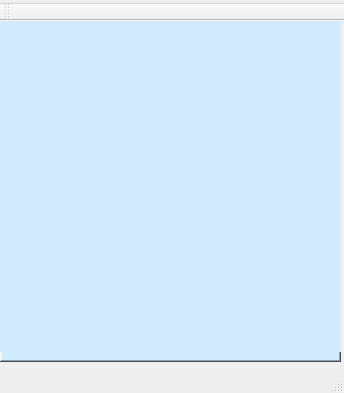
Before: the Qt Designer form PlotTalk/Forms/adminpage.ui in allanhaywood/CS441, drawn with Qt 5.
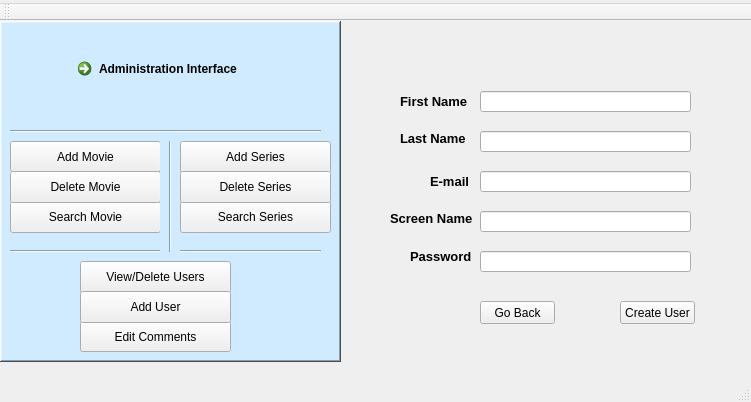
After: the same form once the commit is applied. The open tabs and pages were chosen to show the change. Icons and pictures are not drawn.

Commit message: made a way for admins to add users

Diff of the .ui file:
```diff
--- a/PlotTalk/Forms/adminpage.ui
+++ b/PlotTalk/Forms/adminpage.ui
@@ -6,8 +6,8 @@
    <rect>
     <x>0</x>
     <y>0</y>
-    <width>344</width>
-    <height>393</height>
+    <width>751</width>
+    <height>402</height>
    </rect>
   </property>
   <property name="windowTitle">
@@ -66,7 +66,7 @@
       </rect>
      </property>
      <property name="text">
-      <string>View Users</string>
+      <string>View/Delete Users</string>
      </property>
      <property name="icon">
       <iconset resource="../Resources/resources.qrc">
@@ -187,7 +187,7 @@
        <normaloff>:/images/Images/remove_icon.png</normaloff>:/images/Images/remove_icon.png</iconset>
      </property>
     </widget>
-    <widget class="QPushButton" name="delete_user">
+    <widget class="QPushButton" name="addUser">
      <property name="geometry">
       <rect>
        <x>80</x>
@@ -197,11 +197,11 @@
       </rect>
      </property>
      <property name="text">
-      <string>Delete User</string>
+      <string>Add User</string>
      </property>
      <property name="icon">
       <iconset resource="../Resources/resources.qrc">
-       <normaloff>:/images/Images/remove_icon.png</normaloff>:/images/Images/remove_icon.png</iconset>
+       <normaloff>:/images/Images/administrator.png</normaloff>:/images/Images/administrator.png</iconset>
      </property>
     </widget>
     <widget class="Line" name="line">
@@ -266,13 +266,17 @@
       </size>
      </property>
     </widget>
+   </widget>
     <widget class="QStackedWidget" name="Options">
+    <property name="enabled">
+     <bool>true</bool>
+    </property>
      <property name="geometry">
       <rect>
-       <x>0</x>
-       <y>0</y>
-       <width>341</width>
-       <height>331</height>
+      <x>350</x>
+      <y>30</y>
+      <width>411</width>
+      <height>341</height>
       </rect>
      </property>
      <widget class="QWidget" name="page">
@@ -281,7 +285,7 @@
         <rect>
          <x>10</x>
          <y>20</y>
-         <width>321</width>
+        <width>391</width>
          <height>271</height>
         </rect>
        </property>
@@ -302,7 +306,7 @@
       <widget class="QPushButton" name="delUser">
        <property name="geometry">
         <rect>
-         <x>234</x>
+        <x>310</x>
          <y>300</y>
          <width>91</width>
          <height>23</height>
@@ -315,7 +319,7 @@
       <widget class="QPushButton" name="ViewShows">
        <property name="geometry">
         <rect>
-         <x>110</x>
+        <x>150</x>
          <y>300</y>
          <width>101</width>
          <height>23</height>
@@ -326,7 +330,214 @@
        </property>
       </widget>
      </widget>
-     <widget class="QWidget" name="page_2"/>
+    <widget class="QWidget" name="page_2">
+     <widget class="QLineEdit" name="LastNameBox">
+      <property name="geometry">
+       <rect>
+        <x>130</x>
+        <y>80</y>
+        <width>211</width>
+        <height>21</height>
+       </rect>
+      </property>
+      <property name="font">
+       <font>
+        <family>verdana</family>
+       </font>
+      </property>
+     </widget>
+     <widget class="QLabel" name="passwordLabel">
+      <property name="geometry">
+       <rect>
+        <x>60</x>
+        <y>196</y>
+        <width>71</width>
+        <height>20</height>
+       </rect>
+      </property>
+      <property name="font">
+       <font>
+        <family>Tahoma</family>
+        <pointsize>10</pointsize>
+        <weight>75</weight>
+        <bold>true</bold>
+       </font>
+      </property>
+      <property name="text">
+       <string>&lt;html&gt;&lt;head/&gt;&lt;body&gt;&lt;p&gt;Password&lt;/p&gt;&lt;/body&gt;&lt;/html&gt;</string>
+      </property>
+     </widget>
+     <widget class="QLineEdit" name="emailBox">
+      <property name="geometry">
+       <rect>
+        <x>130</x>
+        <y>120</y>
+        <width>211</width>
+        <height>21</height>
+       </rect>
+      </property>
+      <property name="font">
+       <font>
+        <family>verdana</family>
+       </font>
+      </property>
+     </widget>
+     <widget class="QLineEdit" name="handleBox">
+      <property name="geometry">
+       <rect>
+        <x>130</x>
+        <y>160</y>
+        <width>211</width>
+        <height>21</height>
+       </rect>
+      </property>
+      <property name="font">
+       <font>
+        <family>verdana</family>
+       </font>
+      </property>
+     </widget>
+     <widget class="QLabel" name="screenNameLabel">
+      <property name="geometry">
+       <rect>
+        <x>40</x>
+        <y>160</y>
+        <width>91</width>
+        <height>16</height>
+       </rect>
+      </property>
+      <property name="font">
+       <font>
+        <family>Tahoma</family>
+        <pointsize>10</pointsize>
+        <weight>75</weight>
+        <bold>true</bold>
+       </font>
+      </property>
+      <property name="text">
+       <string>&lt;html&gt;&lt;head/&gt;&lt;body&gt;&lt;p&gt;Screen Name&lt;/p&gt;&lt;/body&gt;&lt;/html&gt;</string>
+      </property>
+     </widget>
+     <widget class="QLabel" name="LastNameLabel">
+      <property name="geometry">
+       <rect>
+        <x>50</x>
+        <y>80</y>
+        <width>71</width>
+        <height>16</height>
+       </rect>
+      </property>
+      <property name="font">
+       <font>
+        <family>Tahoma</family>
+        <pointsize>10</pointsize>
+        <weight>75</weight>
+        <bold>true</bold>
+       </font>
+      </property>
+      <property name="text">
+       <string>&lt;html&gt;&lt;head/&gt;&lt;body&gt;&lt;p&gt;Last Name&lt;/p&gt;&lt;/body&gt;&lt;/html&gt;</string>
+      </property>
+     </widget>
+     <widget class="QLineEdit" name="FirstNameBox">
+      <property name="geometry">
+       <rect>
+        <x>130</x>
+        <y>40</y>
+        <width>211</width>
+        <height>21</height>
+       </rect>
+      </property>
+      <property name="font">
+       <font>
+        <family>verdana</family>
+       </font>
+      </property>
+     </widget>
+     <widget class="QLabel" name="FirstNameLabel">
+      <property name="geometry">
+       <rect>
+        <x>50</x>
+        <y>40</y>
+        <width>71</width>
+        <height>21</height>
+       </rect>
+      </property>
+      <property name="font">
+       <font>
+        <family>Tahoma</family>
+        <pointsize>10</pointsize>
+        <weight>75</weight>
+        <bold>true</bold>
+       </font>
+      </property>
+      <property name="text">
+       <string>&lt;html&gt;&lt;head/&gt;&lt;body&gt;&lt;p&gt;First Name&lt;/p&gt;&lt;/body&gt;&lt;/html&gt;</string>
+      </property>
+     </widget>
+     <widget class="QLineEdit" name="PasswordBox1">
+      <property name="geometry">
+       <rect>
+        <x>130</x>
+        <y>200</y>
+        <width>211</width>
+        <height>21</height>
+       </rect>
+      </property>
+      <property name="font">
+       <font>
+        <family>verdana</family>
+       </font>
+      </property>
+     </widget>
+     <widget class="QLabel" name="EmailLabel">
+      <property name="geometry">
+       <rect>
+        <x>80</x>
+        <y>120</y>
+        <width>51</width>
+        <height>20</height>
+       </rect>
+      </property>
+      <property name="font">
+       <font>
+        <family>Tahoma</family>
+        <pointsize>10</pointsize>
+        <weight>75</weight>
+        <italic>false</italic>
+        <bold>true</bold>
+       </font>
+      </property>
+      <property name="text">
+       <string>E-mail</string>
+      </property>
+     </widget>
+     <widget class="QPushButton" name="CreateUser">
+      <property name="geometry">
+       <rect>
+        <x>270</x>
+        <y>250</y>
+        <width>75</width>
+        <height>23</height>
+       </rect>
+      </property>
+      <property name="text">
+       <string>Create User</string>
+      </property>
+     </widget>
+     <widget class="QPushButton" name="goBack2">
+      <property name="geometry">
+       <rect>
+        <x>130</x>
+        <y>250</y>
+        <width>75</width>
+        <height>23</height>
+       </rect>
+      </property>
+      <property name="text">
+       <string>Go Back</string>
+      </property>
+     </widget>
     </widget>
    </widget>
   </widget>
@@ -335,7 +546,7 @@
     <rect>
      <x>0</x>
      <y>0</y>
-     <width>344</width>
+     <width>751</width>
      <height>21</height>
     </rect>
    </property>
```
Lines whose indentation alone changed are shown as unchanged. The commit also changes 3 other files.
